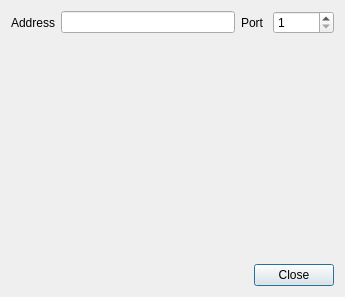
Qt form src/network/client/connectionmanager.ui (GuLinux/PlanetaryImager) before a commit.
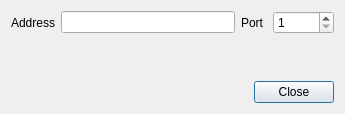
The same form after that commit.

Diff of the .ui file:
```diff
--- a/src/network/client/connectionmanager.ui
+++ b/src/network/client/connectionmanager.ui
@@ -7,7 +7,7 @@
     <x>0</x>
     <y>0</y>
     <width>345</width>
-    <height>297</height>
+    <height>114</height>
    </rect>
   </property>
   <property name="windowTitle">
@@ -47,7 +47,7 @@
      </property>
     </spacer>
    </item>
-   <item row="2" column="0" colspan="5">
+   <item row="3" column="0" colspan="5">
     <widget class="QDialogButtonBox" name="buttonBox">
      <property name="orientation">
       <enum>Qt::Horizontal</enum>
```
Left out of the diff: 7 changed lines with no effect on the pictures.
